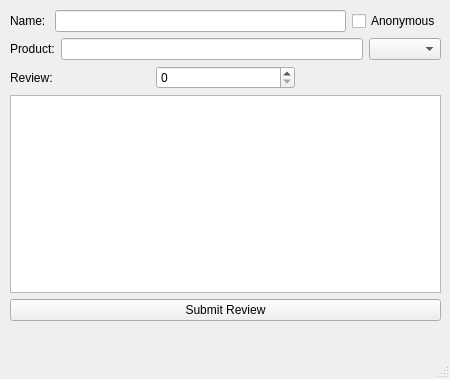
Before: the Qt Designer form loginscreen/reviewwindow.ui in jgrady15/CS1C-Project-1, drawn with Qt 5.
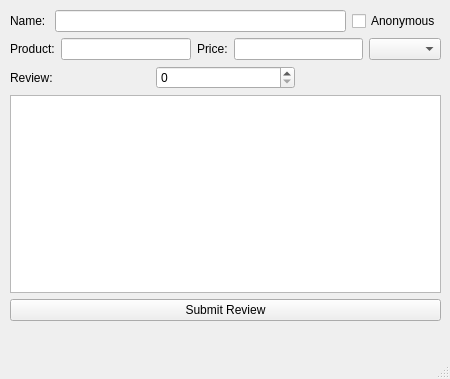
After: the same form once the commit is applied.

Commit message: added price to reviewWindow

The edit to the form file:
```diff
--- a/loginscreen/reviewwindow.ui
+++ b/loginscreen/reviewwindow.ui
@@ -61,6 +61,13 @@
          </property>
         </widget>
        </item>
+       <item>
+        <widget class="QLabel" name="label">
+         <property name="text">
+          <string>Price:</string>
+         </property>
+        </widget>
+       </item>
        <item>
         <spacer name="horizontalSpacer">
          <property name="orientation">
@@ -69,8 +76,17 @@
          <property name="sizeType">
           <enum>QSizePolicy::Fixed</enum>
          </property>
+         <property name="sizeHint" stdset="0">
+          <size>
+           <width>0</width>
+           <height>0</height>
+          </size>
+         </property>
         </spacer>
        </item>
+       <item>
+        <widget class="QLineEdit" name="priceLine"/>
+       </item>
        <item>
         <widget class="QComboBox" name="menuDrop"/>
        </item>
```
Left out of the diff: 2 changed lines with no effect on the pictures. The commit also changes 17 other files.
